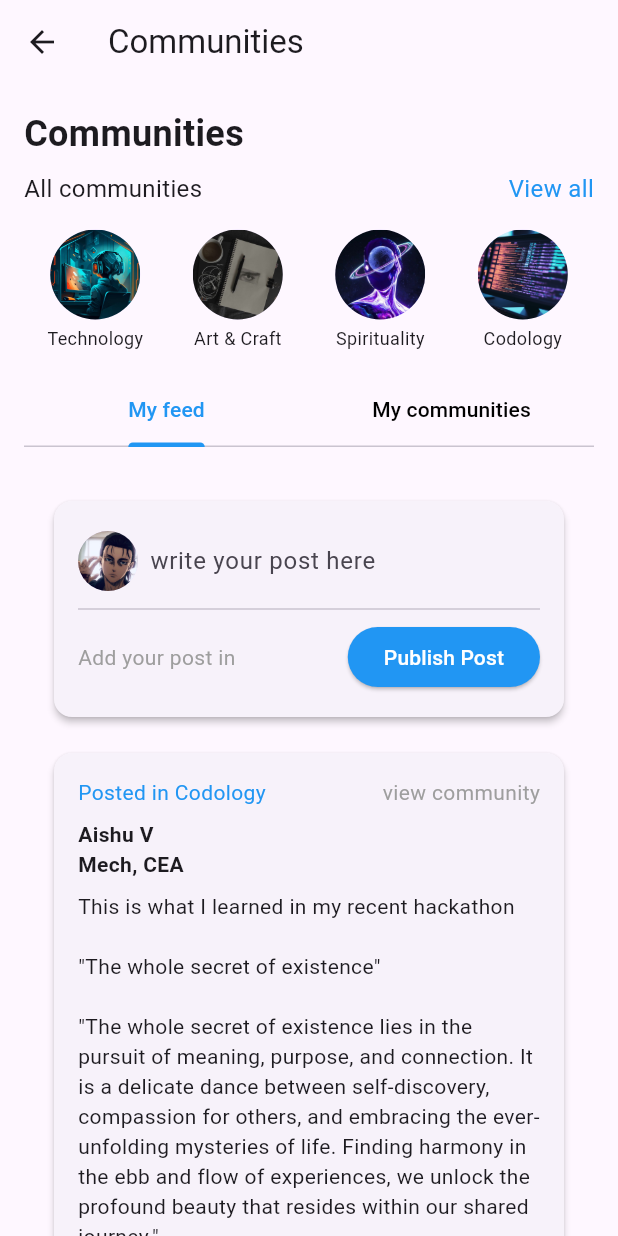
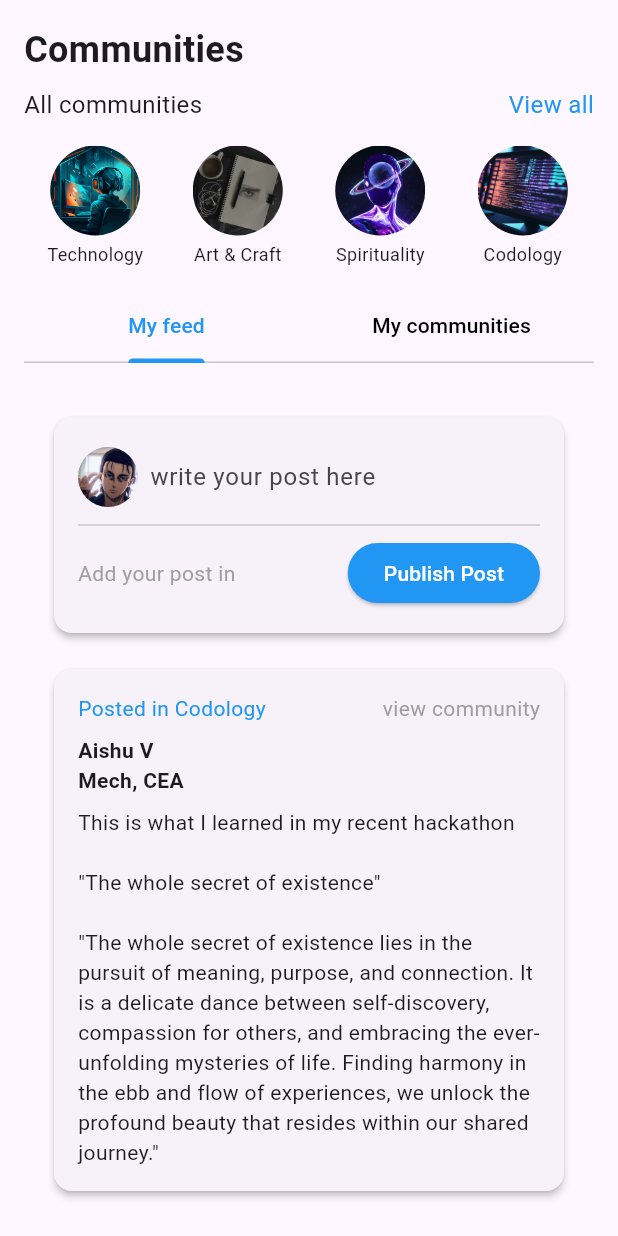
Before and after one commit to TAKIGOKUL/NeXuS, a Flutter app: the FeedSection screen opened directly, on a phone screen of 412 x 824 dp. Run offline on Flutter 3.47's test engine with Material 3 defaults, Android fonts, the phone set to English and light mode, and no system bars.

Commit message:
removed community feed appbar

```diff
--- a/lib/pages/feed_section.dart
+++ b/lib/pages/feed_section.dart
@@ -6,9 +6,9 @@ class FeedSection extends StatelessWidget {
   @override
   Widget build(BuildContext context) {
     return Scaffold(
-      appBar: AppBar(
-        title: const Text('Communities'),
-      ),
+      // appBar: AppBar(
+      //   title: const Text('Communities'),
+      // ),
       body: SingleChildScrollView(
         padding: const EdgeInsets.all(16.0),
         child: Column(
```
